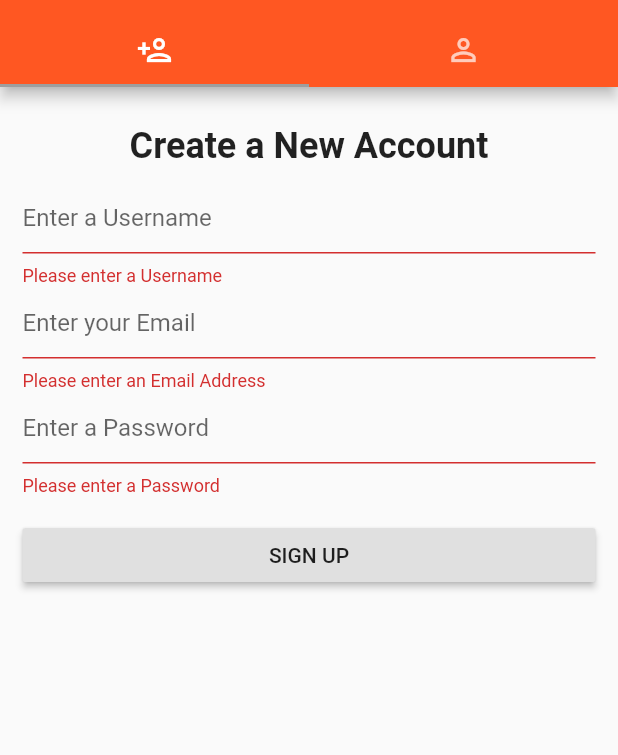
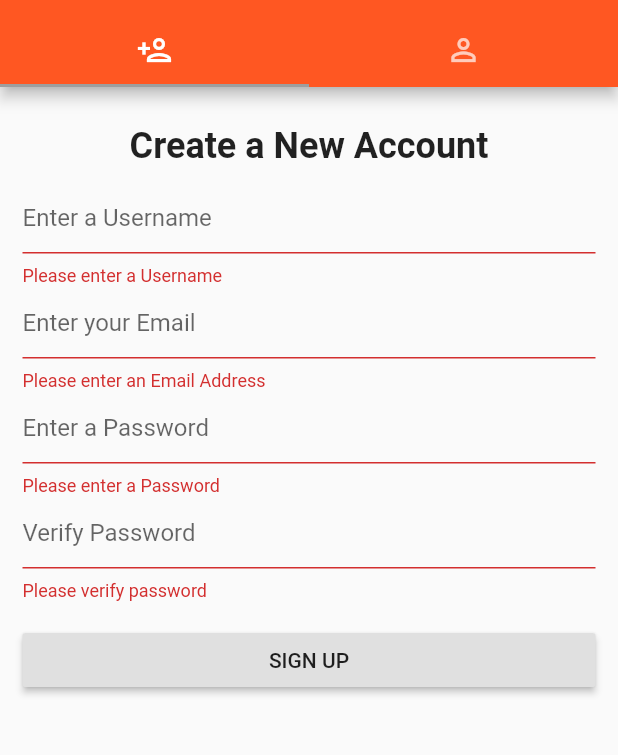
Before and after one commit to mlabieniec/amplify-flutter-sample, a Flutter app: the screen it shows after launch, after a tap on "SIGN UP", on a phone screen of 412 x 824 dp, the part 69-824 px from its top. Run offline on Flutter 3.47's test engine with Material 2 defaults, Android fonts, the phone set to English and light mode, and no system bars; missing offline and left inert: amplify_analytics_pinpoint, amplify_auth_cognito, amplify_core, amplify_storage_s3.

Commit message:
start signup

```diff
--- a/lib/components/signUp.dart
+++ b/lib/components/signUp.dart
@@ -1,4 +1,7 @@
 import 'package:flutter/material.dart';
+import 'package:amplify_auth_cognito/amplify_auth_cognito.dart';
+import 'package:amplify_core/amplify_core.dart';
+import 'dart:developer' as dev;
 
 class SignUp extends StatefulWidget {
   SignUp({Key key}) : super(key: key);
@@ -9,6 +12,12 @@ class SignUp extends StatefulWidget {
 
 class SignUpState extends State<SignUp> {
   final _formKey = GlobalKey<FormState>();
+  final _usernameController = TextEditingController();
+  final _passwordController = TextEditingController();
+  final _emailController = TextEditingController();
+  final _verifyPasswordController = TextEditingController();
+
+  void _signUp() async {}
 
   @override
   Widget build(BuildContext context) {
@@ -24,6 +33,7 @@ class SignUpState extends State<SignUp> {
                           TextStyle(fontWeight: FontWeight.bold, fontSize: 24)),
                 ),
                 TextFormField(
+                  controller: _usernameController,
                   decoration: InputDecoration(hintText: "Enter a Username"),
                   // The validator receives the text that the user has entered.
                   validator: (value) {
@@ -34,6 +44,7 @@ class SignUpState extends State<SignUp> {
                   },
                 ),
                 TextFormField(
+                  controller: _emailController,
                   decoration: InputDecoration(hintText: "Enter your Email"),
                   // The validator receives the text that the user has entered.
                   validator: (value) {
@@ -44,6 +55,7 @@ class SignUpState extends State<SignUp> {
                   },
                 ),
                 TextFormField(
+                  controller: _passwordController,
                   decoration: InputDecoration(hintText: "Enter a Password"),
                   obscureText: true,
                   // The validator receives the text that the user has entered.
@@ -52,6 +64,22 @@ class SignUpState extends State<SignUp> {
                       return 'Please enter a Password';
                     }
                     return null;
+                  },
+                ),
+                TextFormField(
+                  controller: _verifyPasswordController,
+                  decoration: InputDecoration(hintText: "Verify Password"),
+                  obscureText: true,
+                  // The validator receives the text that the user has entered.
+                  validator: (value) {
+                    if (value.isEmpty) {
+                      return 'Please verify password';
+                    }
+                    if (value.contains(_passwordController.text.trim())) {
+                      return null;
+                    } else {
+                      return 'Passwords do not match';
+                    }
                   },
                 ),
                 ConstrainedBox(
--- a/lib/screens/auth.dart
+++ b/lib/screens/auth.dart
@@ -20,11 +20,6 @@ class AuthenticatorState extends State<Authenticator> {
               leading: Padding(
                   padding: EdgeInsets.all(10),
                   child: Image.asset('assets/amplify.png')),
-              /*
-              leading: IconButton(
-                icon: Image.asset('assets/amplify.png'),
-                onPressed: () {},
-              ),*/
               bottom: TabBar(
                 tabs: [
                   Tab(icon: Icon(Icons.person_add_outlined)),
```
